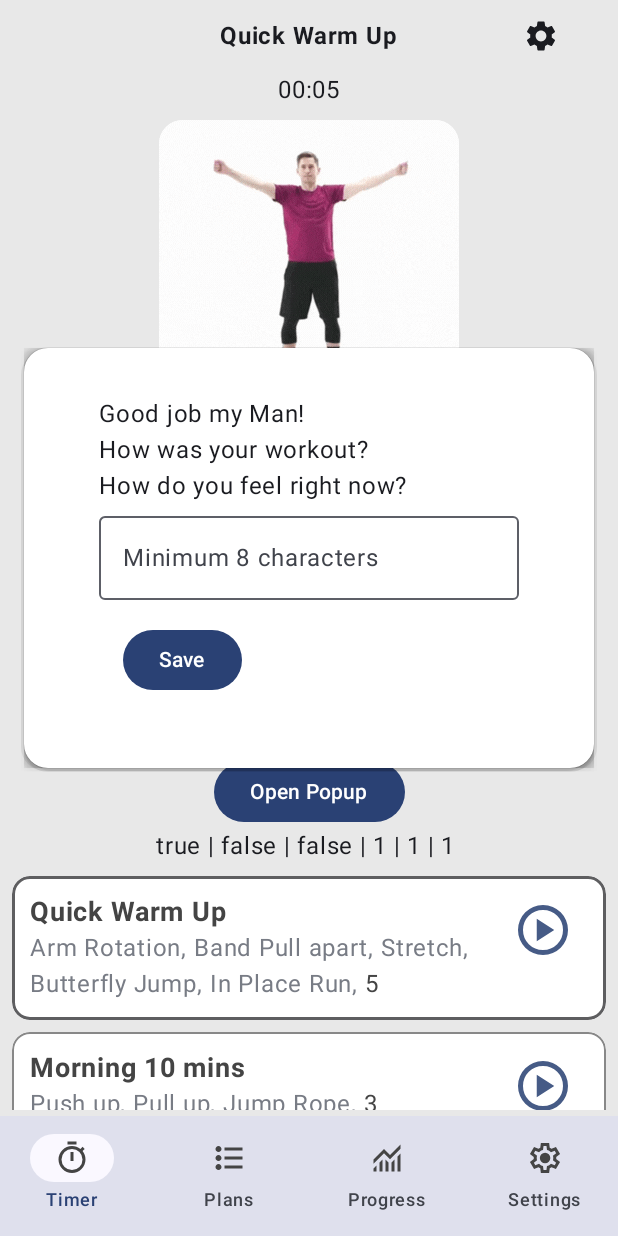
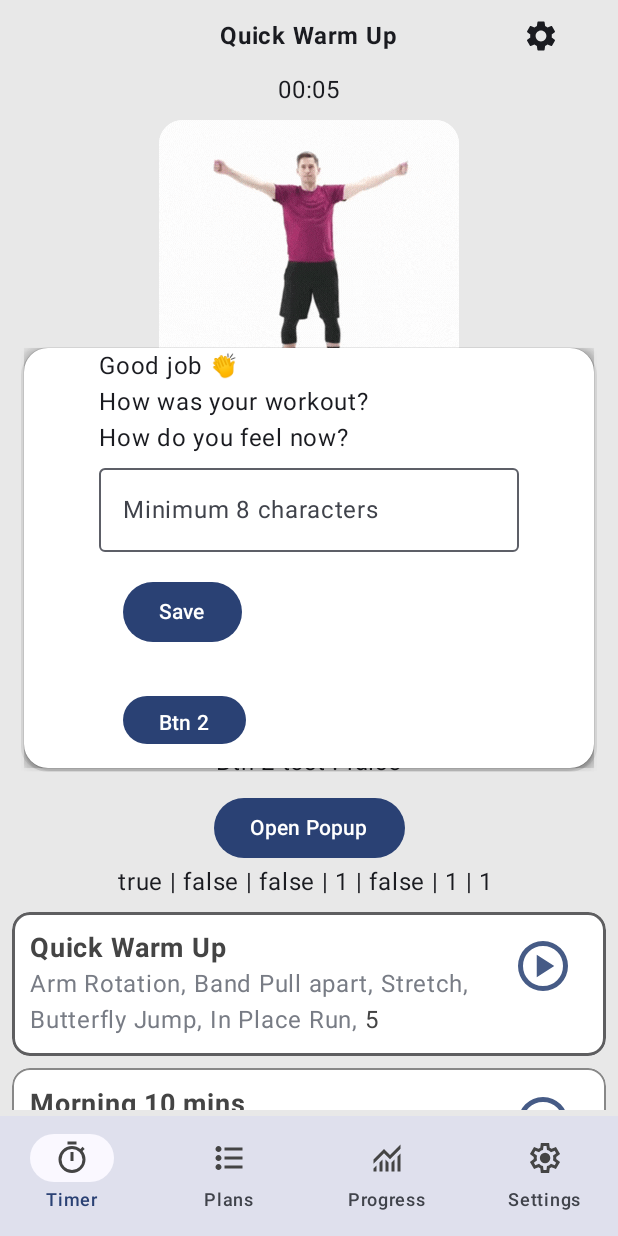
Before and after one commit to mike964/circuit-trainer-jetpack, an Android app built with Jetpack Compose: the screen it shows after launch (MainActivity), after a tap on "Open Popup", on a phone screen of 412 x 824 dp. Run offline under Robolectric (Android 15) with nearby library versions, the light colour scheme and no system bars; our stand-ins replace Room's generated code; libraries missing offline, so code that uses them is left out: coil.decode; pictures from the network do not load; 1 statement that could not run was skipped.

Commit message:
show wokrout note after workout finished fixed with launchedEffect

```diff
--- a/app/src/main/java/com/example/gmwrokouttimer/presentation/CountdownScreen.kt
+++ b/app/src/main/java/com/example/gmwrokouttimer/presentation/CountdownScreen.kt
@@ -110,7 +110,7 @@ fun CountdownScreen(
             }
         }
         // Hide details below when Workout finishes : roundsCounter > initialRounds
-        Text("Round $roundsCounter / ${timerState.initRounds}  ---  Exercise $exerciseCounter / ${timerState.initExercises}")
+        Text("Round $roundsCounter / ${timerState.initRounds}  -|-  Exercise $exerciseCounter / ${timerState.initExercises}")
         Text("Circle $circles")
     }
 
--- a/app/src/main/java/com/example/gmwrokouttimer/presentation/MainScreen.kt
+++ b/app/src/main/java/com/example/gmwrokouttimer/presentation/MainScreen.kt
@@ -1,5 +1,6 @@
 package com.example.gmwrokouttimer.presentation
 
+import android.annotation.SuppressLint
 import android.util.Log
 import androidx.compose.foundation.background
 import androidx.compose.foundation.layout.Arrangement
@@ -20,6 +21,7 @@ import androidx.compose.material3.IconButton
 import androidx.compose.material3.Icon
 import androidx.compose.material3.Text
 import androidx.compose.runtime.Composable
+import androidx.compose.runtime.LaunchedEffect
 import androidx.compose.runtime.collectAsState
 import androidx.compose.runtime.getValue
 import androidx.compose.runtime.mutableStateOf
@@ -42,6 +44,7 @@ import com.example.gmwrokouttimer.data.getExerciseById
 import com.example.gmwrokouttimer.presentation.main.SaveWorkoutPopup
 import com.example.gmwrokouttimer.utils.formatMilliseconds
 import com.example.gmwrokouttimer.utils.formatSeconds
+
 
 @Composable
 fun MainScreen(viewModel: AppViewModel, navController: NavHostController) {
@@ -68,8 +71,8 @@ fun MainScreen(viewModel: AppViewModel, navController: NavHostController) {
     var showSaveWorkoutPopup by remember { mutableStateOf(false) }
     // # User Note after workout finished
     var userNote by remember { mutableStateOf("") }
-
-
+    var btnTwoTest by remember { mutableStateOf(false) }
+    var workoutFinished by remember { mutableStateOf(false) }
 
 
     Box(Modifier.fillMaxSize(), contentAlignment = Alignment.Center) {
@@ -228,26 +231,40 @@ fun MainScreen(viewModel: AppViewModel, navController: NavHostController) {
 //            Text((timeRemaining.toFloat() / (timerState.workTimeSeconds*1000)).toString())
         }
 
-        if(!isRunning && circles == 0 )  {
+        if (!isRunning && circles == 0 && !isPaused) {
             // ** Workout done - Show modal to save in DB with Note
 //            Text(  text = ("Finished. Good Job 💪😁")  )
+            workoutFinished = true
+        } else {
+            workoutFinished = false
+        }
+
+        // # LaunchedEffect restarts every time 'userId' changes
+        LaunchedEffect(workoutFinished) {
+            // This is a suspend function
+//           userName = fetchUserName(userId)
+           if(workoutFinished)
             showSaveWorkoutPopup = true
         }
 
         CountdownScreen(countdownVm)
 //        Text(timerState.workTimeSeconds.toString())
+        Text("Btn 2 test : $btnTwoTest")
 
         Spacer(Modifier.height(8.dp))
         Button(onClick = { showSaveWorkoutPopup = true }) {
             Text("Open Popup")
         }
-        Text("$showSaveWorkoutPopup | $isRunning | $isPaused | $exerciseCounter | $circles | $roundsCounter ")
+        Text("$showSaveWorkoutPopup | $isRunning | $isPaused | $exerciseCounter | $workoutFinished | $circles | $roundsCounter ")
+
         SaveWorkoutPopup(
             showPopup = showSaveWorkoutPopup,
             onDismiss = { showSaveWorkoutPopup = false },
             note = userNote,
             onNoteChange = { userNote = it },
+            handleBtnTwoClick = { btnTwoTest = !btnTwoTest },
             onClickSave = {
+                /*
                 viewModel.addActivity(
                     Activity(
                         id = System.currentTimeMillis().toInt(),
@@ -266,6 +283,8 @@ fun MainScreen(viewModel: AppViewModel, navController: NavHostController) {
                         workoutPresetId = 1
                     )
                 )
+
+                 */
                 showSaveWorkoutPopup = false
             })
 
--- a/app/src/main/java/com/example/gmwrokouttimer/presentation/main/SaveWorkoutPopup.kt
+++ b/app/src/main/java/com/example/gmwrokouttimer/presentation/main/SaveWorkoutPopup.kt
@@ -1,6 +1,5 @@
 package com.example.gmwrokouttimer.presentation.main
 
-import android.R.attr.focusable
 import androidx.compose.foundation.background
 import androidx.compose.foundation.layout.Box
 import androidx.compose.foundation.layout.Column
@@ -12,9 +11,7 @@ import androidx.compose.foundation.shape.RoundedCornerShape
 import androidx.compose.material3.Button
 import androidx.compose.material3.OutlinedTextField
 import androidx.compose.material3.Text
-import androidx.compose.material3.TextField
 import androidx.compose.runtime.Composable
-import androidx.compose.runtime.LaunchedEffect
 import androidx.compose.runtime.getValue
 import androidx.compose.runtime.mutableStateOf
 import androidx.compose.runtime.remember
@@ -25,19 +22,18 @@ import androidx.compose.ui.Modifier
 import androidx.compose.ui.draw.dropShadow
 import androidx.compose.ui.graphics.Color
 import androidx.compose.ui.graphics.shadow.Shadow
-import androidx.compose.ui.platform.LocalSoftwareKeyboardController
 import androidx.compose.ui.unit.DpOffset
 import androidx.compose.ui.unit.dp
-import androidx.compose.ui.window.PopupProperties
 
 
 @Composable
 fun SaveWorkoutPopup(
     showPopup: Boolean = false,
-    onClickSave: () -> Unit,
+    onDismiss: () -> Unit,
     note: String,
     onNoteChange: (String) -> Unit,
-    onDismiss: () -> Unit,
+    handleBtnTwoClick: () -> Unit,
+    onClickSave: () -> Unit,
 ) {
 //    var showPopup by remember { mutableStateOf(false) }
     var userInput by remember { mutableStateOf("") }
@@ -54,7 +50,7 @@ fun SaveWorkoutPopup(
             alignment = Alignment.Center,
 //            onDismissRequest = { showPopup = false }
             onDismissRequest = onDismiss,
-            properties = PopupProperties(focusable = true) // CRITICAL for TextField input
+//            properties = PopupProperties(focusable = true) // CRITICAL for TextField input
 
         ) {
 //            keyboardController?.show()
@@ -79,9 +75,9 @@ fun SaveWorkoutPopup(
                 contentAlignment = Alignment.Center
             ) {
                 Column() {
-                    Text("Good job my Man!")
+                    Text("Good job 👏")
                     Text("How was your workout?")
-                    Text("How do you feel right now?")
+                    Text("How do you feel now?")
                     Spacer(modifier = Modifier.height(8.dp))
 
                     OutlinedTextField(
@@ -96,7 +92,6 @@ fun SaveWorkoutPopup(
                     Button(
                         onClick = {
 //                            showPopup = false
-
                             onClickSave()
 //                            onDismiss()
                         },
@@ -105,6 +100,15 @@ fun SaveWorkoutPopup(
                     ) {
                         Text("Save")
                     }
+                    Button(
+                        onClick = {
+                            handleBtnTwoClick()
+                        },
+                        modifier = Modifier
+                            .padding(16.dp)
+                    ) {
+                        Text("Btn 2")
+                    }
                 }
             }
         }
```
